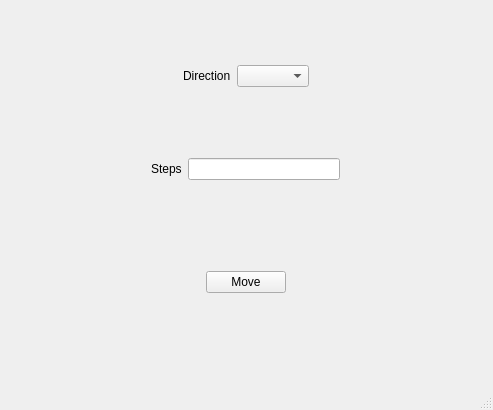
kpf5297/DValve, file mainwindow.ui: the form before one commit.
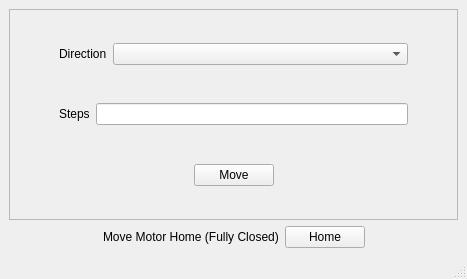
The form after the commit.

Diff of the .ui file:
```diff
--- a/mainwindow.ui
+++ b/mainwindow.ui
@@ -6,26 +6,44 @@
    <rect>
     <x>0</x>
     <y>0</y>
-    <width>493</width>
-    <height>410</height>
+    <width>467</width>
+    <height>279</height>
    </rect>
   </property>
   <property name="windowTitle">
    <string>MainWindow</string>
   </property>
   <widget class="QWidget" name="centralwidget">
-   <widget class="QWidget" name="verticalLayoutWidget">
-    <property name="geometry">
-     <rect>
-      <x>0</x>
-      <y>0</y>
-      <width>491</width>
-      <height>361</height>
-     </rect>
-    </property>
-    <layout class="QVBoxLayout" name="verticalLayout">
+   <layout class="QVBoxLayout" name="verticalLayout_3">
+    <item>
+     <widget class="QFrame" name="frame">
+      <property name="frameShape">
+       <enum>QFrame::StyledPanel</enum>
+      </property>
+      <property name="frameShadow">
+       <enum>QFrame::Raised</enum>
+      </property>
+      <layout class="QVBoxLayout" name="verticalLayout_4">
      <item>
-      <layout class="QHBoxLayout" name="horizontalLayout">
+        <spacer name="verticalSpacer_4">
+         <property name="orientation">
+          <enum>Qt::Vertical</enum>
+         </property>
+         <property name="sizeHint" stdset="0">
+          <size>
+           <width>20</width>
+           <height>40</height>
+          </size>
+         </property>
+        </spacer>
+       </item>
+       <item>
+        <layout class="QVBoxLayout" name="verticalLayout_2" stretch="1,0,1,0,1">
+         <property name="sizeConstraint">
+          <enum>QLayout::SetDefaultConstraint</enum>
+         </property>
+         <item>
+          <layout class="QHBoxLayout" name="horizontalLayout" stretch="0,0,1,0">
        <item>
         <spacer name="horizontalSpacer">
          <property name="orientation">
@@ -65,7 +83,20 @@
       </layout>
      </item>
      <item>
-      <layout class="QHBoxLayout" name="horizontalLayout_2">
+          <spacer name="verticalSpacer_2">
+           <property name="orientation">
+            <enum>Qt::Vertical</enum>
+           </property>
+           <property name="sizeHint" stdset="0">
+            <size>
+             <width>20</width>
+             <height>40</height>
+            </size>
+           </property>
+          </spacer>
+         </item>
+         <item>
+          <layout class="QHBoxLayout" name="horizontalLayout_2" stretch="0,0,1,0">
        <item>
         <spacer name="horizontalSpacer_5">
          <property name="orientation">
@@ -105,34 +136,17 @@
       </layout>
      </item>
      <item>
-      <layout class="QHBoxLayout" name="horizontalLayout_3">
-       <item>
-        <spacer name="horizontalSpacer_3">
+          <spacer name="verticalSpacer">
          <property name="orientation">
-          <enum>Qt::Horizontal</enum>
+            <enum>Qt::Vertical</enum>
          </property>
          <property name="sizeHint" stdset="0">
           <size>
-           <width>40</width>
-           <height>20</height>
+             <width>20</width>
+             <height>40</height>
           </size>
          </property>
         </spacer>
-       </item>
-       <item>
-        <spacer name="horizontalSpacer_4">
-         <property name="orientation">
-          <enum>Qt::Horizontal</enum>
-         </property>
-         <property name="sizeHint" stdset="0">
-          <size>
-           <width>40</width>
-           <height>20</height>
-          </size>
-         </property>
-        </spacer>
-       </item>
-      </layout>
      </item>
      <item>
       <layout class="QHBoxLayout" name="horizontalLayout_5">
@@ -172,7 +186,72 @@
       </layout>
      </item>
     </layout>
-   </widget>
+       </item>
+       <item>
+        <spacer name="verticalSpacer_3">
+         <property name="orientation">
+          <enum>Qt::Vertical</enum>
+         </property>
+         <property name="sizeHint" stdset="0">
+          <size>
+           <width>20</width>
+           <height>40</height>
+          </size>
+         </property>
+        </spacer>
+       </item>
+      </layout>
+     </widget>
+    </item>
+    <item>
+     <layout class="QVBoxLayout" name="verticalLayout">
+      <item>
+       <layout class="QHBoxLayout" name="horizontalLayout_3">
+        <item>
+         <spacer name="horizontalSpacer_3">
+          <property name="orientation">
+           <enum>Qt::Horizontal</enum>
+          </property>
+          <property name="sizeHint" stdset="0">
+           <size>
+            <width>40</width>
+            <height>20</height>
+           </size>
+          </property>
+         </spacer>
+        </item>
+        <item>
+         <widget class="QLabel" name="home_button_label">
+          <property name="text">
+           <string>Move Motor Home (Fully Closed)</string>
+          </property>
+         </widget>
+        </item>
+        <item>
+         <widget class="QPushButton" name="home_pushButton">
+          <property name="text">
+           <string>Home</string>
+          </property>
+         </widget>
+        </item>
+        <item>
+         <spacer name="horizontalSpacer_4">
+          <property name="orientation">
+           <enum>Qt::Horizontal</enum>
+          </property>
+          <property name="sizeHint" stdset="0">
+           <size>
+            <width>40</width>
+            <height>20</height>
+           </size>
+          </property>
+         </spacer>
+        </item>
+       </layout>
+      </item>
+     </layout>
+    </item>
+   </layout>
   </widget>
   <widget class="QMenuBar" name="menubar">
    <property name="geometry">
```
Left out of the diff: 22 changed lines with no effect on the pictures. Lines whose indentation alone changed are shown as unchanged.
